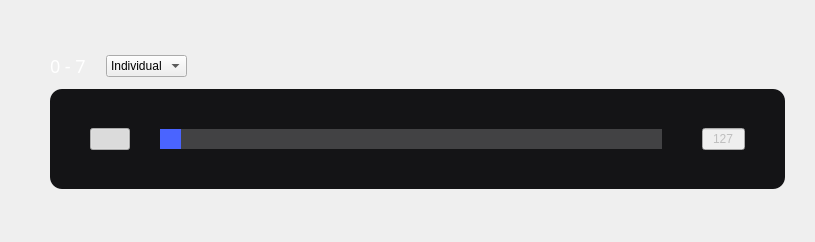
analogdevicesinc/scopy, file ui/digitalIoElement.ui: the form before one commit.
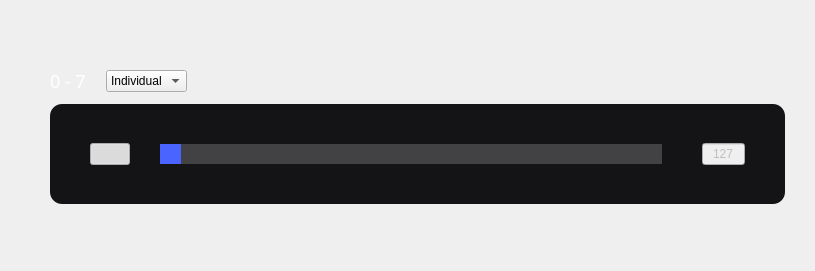
The form after the commit. The open tabs and pages were chosen to show the change. Icons and pictures are not drawn. Custom widgets are drawn as their Qt base class.

The edit to the form file:
```diff
--- a/ui/digitalIoElement.ui
+++ b/ui/digitalIoElement.ui
@@ -7,7 +7,7 @@
     <x>0</x>
     <y>0</y>
     <width>815</width>
-    <height>242</height>
+    <height>271</height>
    </rect>
   </property>
   <property name="sizePolicy">
```
Left out of the diff: 8 changed lines with no effect on the pictures.
